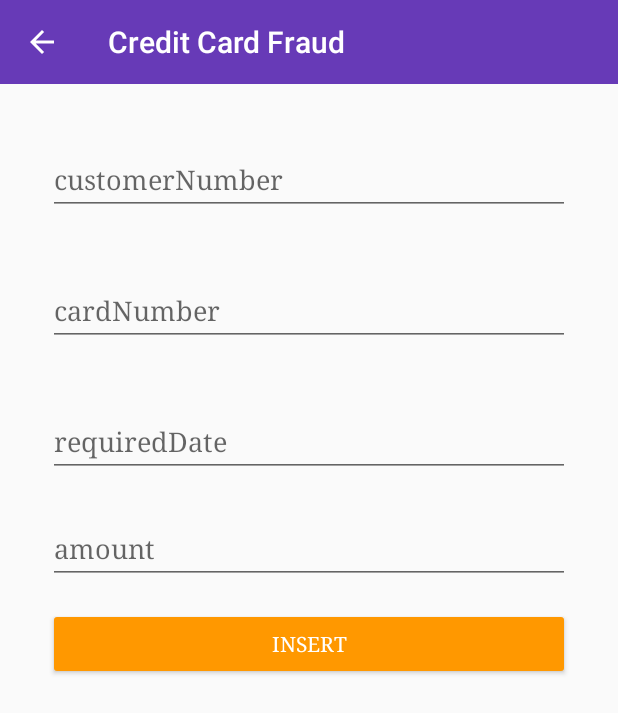
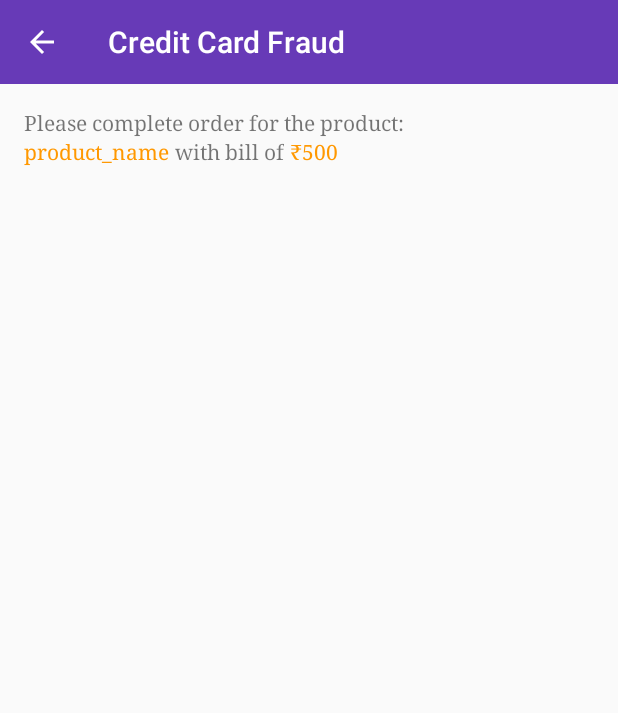
Before and after one commit to webianks/AnoTech-Android, an Android app: the CreditCardFraud screen opened directly, with no data from a screen before it, on a phone screen of 412 x 824 dp. Shown: the top 713 px of the screen. Run offline under Robolectric (Android 15) with nearby library versions, the phone set to English and light mode, and no system bars.

Commit message:
Cleaned redundant database entries.

```diff
--- a/app/src/main/java/com/webianks/anotech/database/AnotechDBHelper.java
+++ b/app/src/main/java/com/webianks/anotech/database/AnotechDBHelper.java
@@ -13,7 +13,7 @@ import com.webianks.anotech.R;
 public class AnotechDBHelper extends SQLiteOpenHelper {
 
     private static final String DB_NAME = "anotech.db";
-    private static final int DB_VERSION = 39;
+    private static final int DB_VERSION = 40;
     private Context context;
 
     public AnotechDBHelper(Context context) {
@@ -33,11 +33,6 @@ public class AnotechDBHelper extends SQLiteOpenHelper {
         sqLiteDatabase.execSQL(context.getString(R.string.create_payments));
         sqLiteDatabase.execSQL(context.getString(R.string.create_product_lines));
         sqLiteDatabase.execSQL(context.getString(R.string.create_products));
-        sqLiteDatabase.execSQL(context.getString(R.string.create_table_tickets));
-        sqLiteDatabase.execSQL(context.getString(R.string.create_table_transactions));
-
-        sqLiteDatabase.execSQL(context.getString(R.string.create_table_movie_tickets));
-        sqLiteDatabase.execSQL(context.getString(R.string.create_table_movie_transactions));
         sqLiteDatabase.execSQL(context.getString(R.string.create_anomalies));
 
         //insert_into_tables
@@ -65,10 +60,6 @@ public class AnotechDBHelper extends SQLiteOpenHelper {
         sqLiteDatabase.execSQL("DROP TABLE IF EXISTS payments");
         sqLiteDatabase.execSQL("DROP TABLE IF EXISTS productlines");
         sqLiteDatabase.execSQL("DROP TABLE IF EXISTS products");
-        sqLiteDatabase.execSQL("DROP TABLE IF EXISTS tickets");
-        sqLiteDatabase.execSQL("DROP TABLE IF EXISTS transactions");
-        sqLiteDatabase.execSQL("DROP TABLE IF EXISTS movie_tickets");
-        sqLiteDatabase.execSQL("DROP TABLE IF EXISTS movie_transactions");
         sqLiteDatabase.execSQL("DROP TABLE IF EXISTS anomalies");
 
         onCreate(sqLiteDatabase);
--- a/app/src/main/java/com/webianks/anotech/test_classes/CreditCardFraud.java
+++ b/app/src/main/java/com/webianks/anotech/test_classes/CreditCardFraud.java
@@ -40,10 +40,6 @@ import java.util.Map;
 public class CreditCardFraud extends AppCompatActivity implements View.OnClickListener {
 
 
-    private TextInputEditText customerNumberET;
-    private TextInputEditText cardNumberET;
-    private TextInputEditText paymentDateET;
-    private TextInputEditText amountET;
     private String TAG = CreditCardFraud.class.getSimpleName();
     private ProgressDialog progressDialog;
     private boolean found;
@@ -63,13 +59,6 @@ public class CreditCardFraud extends AppCompatActivity implements View.OnClickLi
         setSupportActionBar(toolbar);
         getSupportActionBar().setDisplayHomeAsUpEnabled(true);
 
-
-        customerNumberET = (TextInputEditText) findViewById(R.id.customerNumber);
-        cardNumberET = (TextInputEditText) findViewById(R.id.cardNumber);
-        paymentDateET = (TextInputEditText) findViewById(R.id.paymentDate);
-        amountET = (TextInputEditText) findViewById(R.id.amount);
-
-        findViewById(R.id.insert).setOnClickListener(this);
 
         progressDialog = new ProgressDialog(this);
         progressDialog.setTitle("Anomaly Test");
@@ -271,10 +260,10 @@ public class CreditCardFraud extends AppCompatActivity implements View.OnClickLi
 
     private void insertNow() {
 
-        String card_number = cardNumberET.getText().toString();
-        String amount = amountET.getText().toString();
-        String payment_date = paymentDateET.getText().toString();
-        String customer_number = customerNumberET.getText().toString();
+        String card_number = "";
+        String amount = "";
+        String payment_date = "";
+        String customer_number = "";
 
 
         if (card_number.trim().length() > 0 &&
@@ -303,7 +292,6 @@ public class CreditCardFraud extends AppCompatActivity implements View.OnClickLi
                 Log.d(CreditCardFraud.class.getSimpleName(), "insertNow: " + code);
 
             database.close();
-
         }
 
     }
--- a/app/src/main/res/layout/credit_card_anomaly.xml
+++ b/app/src/main/res/layout/credit_card_anomaly.xml
@@ -9,9 +9,8 @@
         android:id="@+id/toolbar"
         android:layout_width="match_parent"
         android:layout_height="wrap_content"
-        android:theme="@style/Base.ThemeOverlay.AppCompat.Dark.ActionBar"
-        android:background="?attr/colorPrimary" />
-
+        android:background="?attr/colorPrimary"
+        android:theme="@style/Base.ThemeOverlay.AppCompat.Dark.ActionBar" />
 
     <ScrollView
         android:layout_width="match_parent"
@@ -23,82 +22,48 @@
             android:orientation="vertical">
 
 
-            <android.support.design.widget.TextInputLayout
-                android:layout_width="match_parent"
+            <RelativeLayout
+                android:layout_width="wrap_content"
                 android:layout_height="wrap_content"
-                android:layout_margin="@dimen/structure_item_padding">
+                android:layout_margin="16dp"
+                android:orientation="horizontal">
 
-                <android.support.design.widget.TextInputEditText
-                    android:id="@+id/customerNumber"
-                    android:layout_width="match_parent"
+                <TextView
+                    android:id="@+id/complete_order"
+                    android:layout_width="wrap_content"
                     android:layout_height="wrap_content"
-                    android:hint="@string/customer_number"
-                    android:inputType="number" />
+                    android:text="@string/complete_order" />
 
-            </android.support.design.widget.TextInputLayout>
+                <TextView
+                    android:id="@+id/product_name"
+                    android:layout_width="wrap_content"
+                    android:layout_height="wrap_content"
+                    android:layout_below="@id/complete_order"
+                    android:text="@string/product_name"
+                    android:textColor="@color/colorAccent" />
 
 
-            <android.support.design.widget.TextInputLayout
-                android:layout_width="match_parent"
-                android:layout_height="wrap_content"
-                android:layout_marginBottom="@dimen/structure_item_padding"
-                android:layout_marginLeft="@dimen/structure_item_padding"
-                android:layout_marginRight="@dimen/structure_item_padding">
+                <TextView
+                    android:id="@+id/with_bill"
+                    android:layout_width="wrap_content"
+                    android:layout_height="wrap_content"
+                    android:layout_below="@id/complete_order"
+                    android:layout_marginLeft="4dp"
+                    android:layout_marginRight="4dp"
+                    android:layout_toRightOf="@id/product_name"
+                    android:text="@string/with_bill" />
 
-                <android.support.design.widget.TextInputEditText
-                    android:id="@+id/cardNumber"
-                    android:layout_width="match_parent"
+                <TextView
+                    android:id="@+id/bill"
+                    android:layout_width="wrap_content"
                     android:layout_height="wrap_content"
-                    android:hint="@string/card_number"
-                    android:inputType="number" />
-
-            </android.support.design.widget.TextInputLayout>
+                    android:layout_below="@id/complete_order"
+                    android:layout_toRightOf="@id/with_bill"
+                    android:text="@string/bill"
+                    android:textColor="@color/colorAccent" />
 
 
-            <android.support.design.widget.TextInputLayout
-                android:layout_width="match_parent"
-                android:layout_height="wrap_content"
-                android:layout_marginBottom="@dimen/structure_item_padding_half"
-                android:layout_marginLeft="@dimen/structure_item_padding"
-                android:layout_marginRight="@dimen/structure_item_padding">
-
-                <android.support.design.widget.TextInputEditText
-                    android:id="@+id/paymentDate"
-                    android:layout_width="match_parent"
-                    android:layout_height="wrap_content"
-                    android:hint="@string/required_date"
-                    android:inputType="date" />
-
-            </android.support.design.widget.TextInputLayout>
-
-
-            <android.support.design.widget.TextInputLayout
-                android:layout_width="match_parent"
-                android:layout_height="wrap_content"
-                android:layout_marginBottom="@dimen/structure_item_padding_half"
-                android:layout_marginLeft="@dimen/structure_item_padding"
-                android:layout_marginRight="@dimen/structure_item_padding">
-
-                <android.support.design.widget.TextInputEditText
-                    android:id="@+id/amount"
-                    android:layout_width="match_parent"
-                    android:layout_height="wrap_content"
-                    android:hint="@string/amount"
-                    android:inputType="number" />
-
-            </android.support.design.widget.TextInputLayout>
-
-
-            <Button
-                android:id="@+id/insert"
-                android:layout_width="match_parent"
-                android:layout_height="wrap_content"
-                android:layout_marginBottom="@dimen/structure_item_padding_half"
-                android:layout_marginLeft="@dimen/structure_item_padding"
-                android:layout_marginRight="@dimen/structure_item_padding"
-                android:text="@string/insert"
-                android:theme="@style/ButtonTheme" />
-
+            </RelativeLayout>
 
         </LinearLayout>
 
--- a/app/src/main/res/values/strings.xml
+++ b/app/src/main/res/values/strings.xml
@@ -3413,8 +3413,8 @@ CREATE TABLE `movie_transactions` (
     <string name="audi">audi</string>
     <string name="i_phone">Apple iPhone 7</string>
     <string name="mi">Xiomi Mi Band 2</string>
-    <string name="price_apple">₹ 0</string>
-    <string name="price_mi">₹ 1999</string>
+    <string name="price_apple">₹0</string>
+    <string name="price_mi">₹1999</string>
     <string name="buy">BUY</string>
 
     <string name="create_anomalies">
@@ -3426,5 +3426,9 @@ CREATE TABLE `movie_transactions` (
 );
 
 </string>
+    <string name="complete_order">Please complete order for the product: </string>
+    <string name="product_name">product_name </string>
+    <string name="with_bill"> with bill of </string>
+    <string name="bill">₹500</string>
 
 </resources>
```
